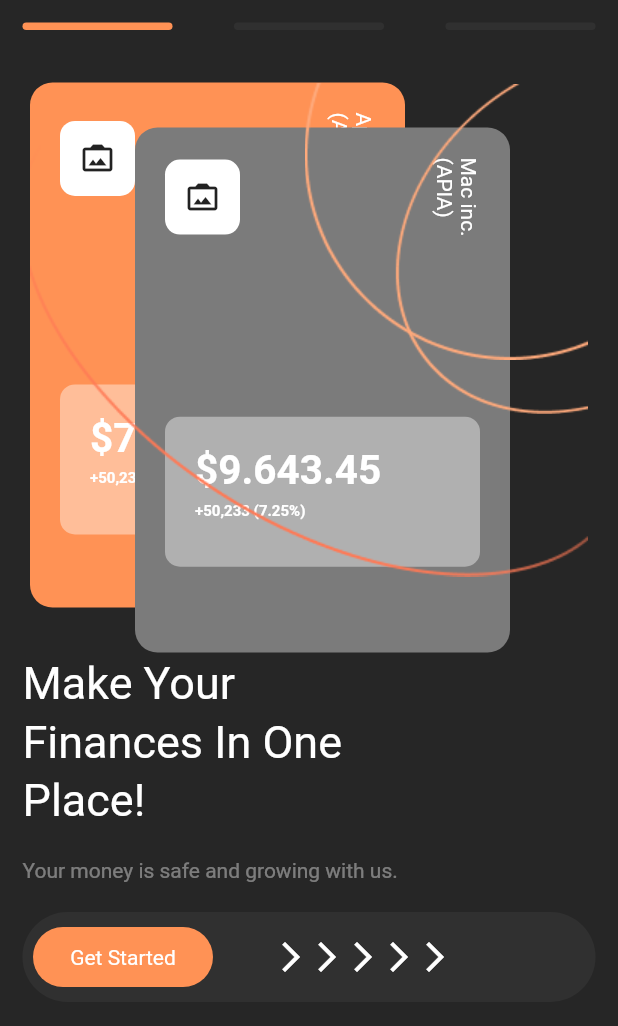
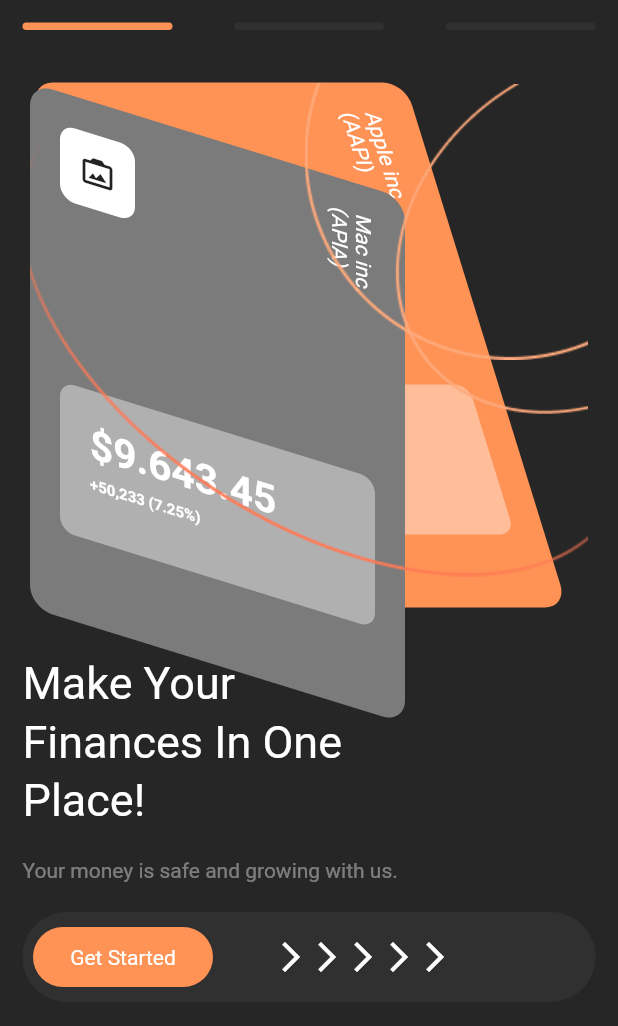
Before and after one commit to Ahmadsaniliman/financialmobileapp, a Flutter app: the screen it shows after launch, on a phone screen of 412 x 824 dp. Shown: the top 1026 px of the screen. Run offline on Flutter 3.47's test engine with Material 2 defaults, Android fonts, the phone set to English and light mode, and no system bars.

Commit message:
another commit

```diff
--- a/lib/onBoarding/components/rotated_container.dart
+++ b/lib/onBoarding/components/rotated_container.dart
@@ -22,13 +22,18 @@ class RotatedWidget extends StatelessWidget {
         child: Stack(
           //   fit: StackFit.passthrough,
           children: [
-            const BalanecedCard2(
+            Transform(
+              transform: Matrix4.skewX(0.3),
+              child: const BalanecedCard2(
                 title: 'Apple inc.\n(AAPl)',
                 cardMoney: '\$7.213.05',
                 cardMoney2: '+50,233 (5.25%)',
                 color: kPrimary,
               ),
-            const Positioned(
+            ),
+            Transform(
+              transform: Matrix4.skewY(0.3),
+              child: const Positioned(
                 left: 70.0,
                 top: 30.0,
                 child: RotatedBox(
@@ -38,6 +43,7 @@ class RotatedWidget extends StatelessWidget {
                     cardMoney: '\$9.643.45',
                     cardMoney2: '+50,233 (7.25%)',
                     color: kColor1,
+                  ),
                 ),
               ),
             ),
```
Lines whose indentation alone changed are shown as unchanged.
